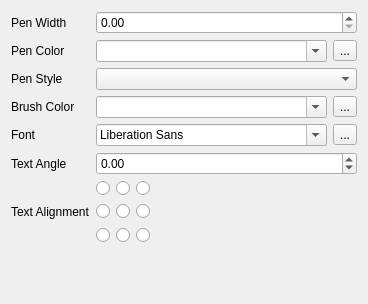
Old version of the form Pdf4QtLib/sources/pdfpagecontenteditorstylesettings.ui in the repository studio-berry/loop.
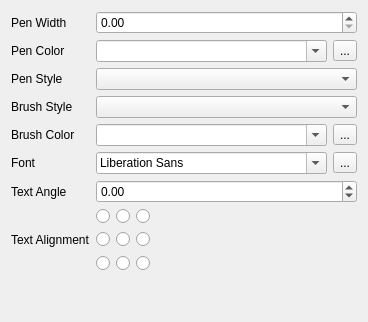
New version of the form.

Diff of the .ui file:
```diff
--- a/Pdf4QtLib/sources/pdfpagecontenteditorstylesettings.ui
+++ b/Pdf4QtLib/sources/pdfpagecontenteditorstylesettings.ui
@@ -7,13 +7,20 @@
     <x>0</x>
     <y>0</y>
     <width>344</width>
-    <height>304</height>
+    <height>310</height>
    </rect>
   </property>
   <property name="windowTitle">
    <string>Style Settings</string>
   </property>
   <layout class="QGridLayout" name="gridLayout">
+   <item row="7" column="0">
+    <widget class="QLabel" name="textAlignmentLabel">
+     <property name="text">
+      <string>Text Alignment</string>
+     </property>
+    </widget>
+   </item>
    <item row="2" column="0">
     <widget class="QLabel" name="penStyleLabel">
      <property name="text">
@@ -21,37 +28,57 @@
      </property>
     </widget>
    </item>
-   <item row="0" column="0">
-    <widget class="QLabel" name="penWidthLabel">
-     <property name="text">
-      <string>Pen Width</string>
+   <item row="8" column="0">
+    <spacer name="verticalSpacer">
+     <property name="orientation">
+      <enum>Qt::Vertical</enum>
      </property>
-    </widget>
+     <property name="sizeType">
+      <enum>QSizePolicy::MinimumExpanding</enum>
+     </property>
+     <property name="sizeHint" stdset="0">
+      <size>
+       <width>20</width>
+       <height>40</height>
+      </size>
+     </property>
+    </spacer>
    </item>
    <item row="4" column="1">
-    <widget class="QFontComboBox" name="fontComboBox"/>
-   </item>
-   <item row="4" column="2">
-    <widget class="QToolButton" name="selectFontButton">
-     <property name="text">
-      <string>...</string>
+    <widget class="QComboBox" name="brushColorCombo">
+     <property name="editable">
+      <bool>true</bool>
      </property>
     </widget>
    </item>
+   <item row="2" column="1" colspan="2">
+    <widget class="QComboBox" name="penStyleCombo"/>
+   </item>
    <item row="0" column="1" colspan="2">
     <widget class="QDoubleSpinBox" name="penWidthEdit"/>
    </item>
-   <item row="3" column="0">
+   <item row="1" column="1">
+    <widget class="QComboBox" name="penColorCombo">
+     <property name="editable">
+      <bool>true</bool>
+     </property>
+    </widget>
+   </item>
+   <item row="0" column="0">
+    <widget class="QLabel" name="penWidthLabel">
+     <property name="text">
+      <string>Pen Width</string>
+     </property>
+    </widget>
+   </item>
+   <item row="4" column="0">
     <widget class="QLabel" name="brushColorLabel">
      <property name="text">
       <string>Brush Color</string>
      </property>
     </widget>
    </item>
-   <item row="2" column="1" colspan="2">
-    <widget class="QComboBox" name="penStyleCombo"/>
-   </item>
-   <item row="6" column="1" colspan="2">
+   <item row="7" column="1" colspan="2">
     <layout class="QGridLayout" name="textAlignmentLayout">
      <item row="1" column="0">
       <widget class="QRadioButton" name="al21Button">
@@ -131,38 +158,18 @@
      </item>
     </layout>
    </item>
-   <item row="7" column="0">
-    <spacer name="verticalSpacer">
-     <property name="orientation">
-      <enum>Qt::Vertical</enum>
+   <item row="6" column="1" colspan="2">
+    <widget class="QDoubleSpinBox" name="textAngleEdit">
+     <property name="minimum">
+      <double>-90.000000000000000</double>
      </property>
-     <property name="sizeType">
-      <enum>QSizePolicy::MinimumExpanding</enum>
+     <property name="maximum">
+      <double>90.000000000000000</double>
      </property>
-     <property name="sizeHint" stdset="0">
-      <size>
-       <width>20</width>
-       <height>40</height>
-      </size>
-     </property>
-    </spacer>
-   </item>
-   <item row="3" column="1">
-    <widget class="QComboBox" name="brushColorCombo">
-     <property name="editable">
-      <bool>true</bool>
-     </property>
     </widget>
    </item>
-   <item row="4" column="0">
-    <widget class="QLabel" name="fontLabel">
-     <property name="text">
-      <string>Font</string>
-     </property>
-    </widget>
-   </item>
-   <item row="1" column="2">
-    <widget class="QToolButton" name="selectPenColorButton">
+   <item row="4" column="2">
+    <widget class="QToolButton" name="selectBrushColorButton">
      <property name="text">
       <string>...</string>
      </property>
@@ -175,44 +182,47 @@
      </property>
     </widget>
    </item>
-   <item row="3" column="2">
-    <widget class="QToolButton" name="selectBrushColorButton">
-     <property name="text">
-      <string>...</string>
-     </property>
-    </widget>
-   </item>
-   <item row="6" column="0">
-    <widget class="QLabel" name="textAlignmentLabel">
-     <property name="text">
-      <string>Text Alignment</string>
-     </property>
-    </widget>
-   </item>
-   <item row="1" column="1">
-    <widget class="QComboBox" name="penColorCombo">
-     <property name="editable">
-      <bool>true</bool>
-     </property>
-    </widget>
-   </item>
    <item row="5" column="0">
+    <widget class="QLabel" name="fontLabel">
+     <property name="text">
+      <string>Font</string>
+     </property>
+    </widget>
+   </item>
+   <item row="5" column="1">
+    <widget class="QFontComboBox" name="fontComboBox"/>
+   </item>
+   <item row="6" column="0">
     <widget class="QLabel" name="textAngleLabel">
      <property name="text">
       <string>Text Angle</string>
      </property>
     </widget>
    </item>
-   <item row="5" column="1" colspan="2">
-    <widget class="QDoubleSpinBox" name="textAngleEdit">
-     <property name="minimum">
-      <double>-90.000000000000000</double>
+   <item row="1" column="2">
+    <widget class="QToolButton" name="selectPenColorButton">
+     <property name="text">
+      <string>...</string>
      </property>
-     <property name="maximum">
-      <double>90.000000000000000</double>
+    </widget>
+   </item>
+   <item row="5" column="2">
+    <widget class="QToolButton" name="selectFontButton">
+     <property name="text">
+      <string>...</string>
      </property>
     </widget>
    </item>
+   <item row="3" column="0">
+    <widget class="QLabel" name="brushStyleLabel">
+     <property name="text">
+      <string>Brush Style</string>
+     </property>
+    </widget>
+   </item>
+   <item row="3" column="1" colspan="2">
+    <widget class="QComboBox" name="brushStyleCombo"/>
+   </item>
   </layout>
  </widget>
  <resources/>
```
